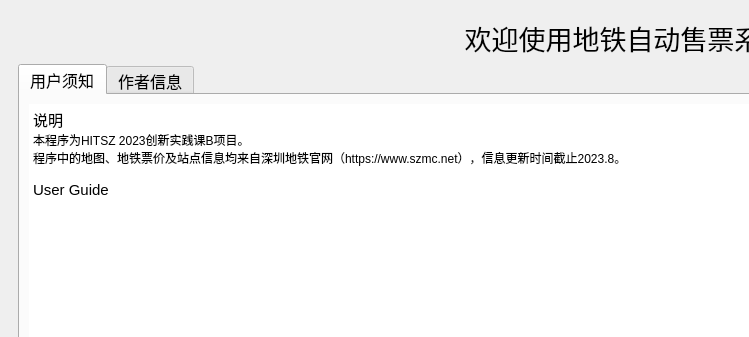
Before: the Qt Designer form mainwindow.ui in MaxwellJay256/MetroTicketingSystem, drawn with Qt 5; both pictures show x 0 to 749 and y 0 to 337 of the 1280 by 804 pixel window.
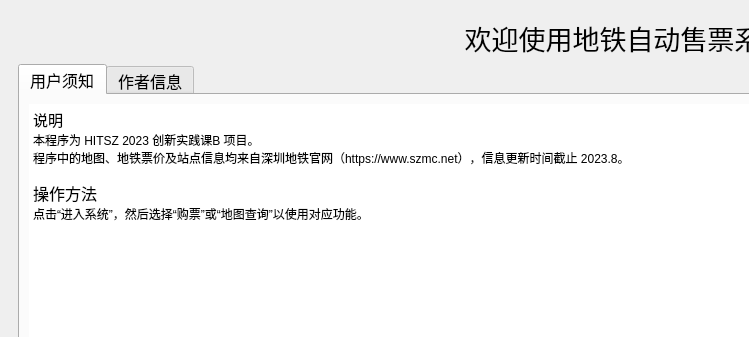
After: the same form once the commit is applied. The open tabs and pages were chosen to show the change. Icons and pictures are not drawn.

Commit message: ui: update Welcome Page

Patch:
```diff
--- a/mainwindow.ui
+++ b/mainwindow.ui
@@ -101,11 +101,11 @@
 li.checked::marker { content: &quot;\2612&quot;; }
 &lt;/style&gt;&lt;/head&gt;&lt;body style=&quot; font-family:'Microsoft YaHei UI'; font-size:12pt; font-weight:400; font-style:normal;&quot;&gt;
 &lt;p style=&quot; margin-top:0px; margin-bottom:0px; margin-left:0px; margin-right:0px; -qt-block-indent:0; text-indent:0px;&quot;&gt;&lt;span style=&quot; font-size:11pt;&quot;&gt;说明&lt;/span&gt;&lt;/p&gt;
-&lt;p style=&quot; margin-top:0px; margin-bottom:0px; margin-left:0px; margin-right:0px; -qt-block-indent:0; text-indent:0px;&quot;&gt;&lt;span style=&quot; font-size:9pt;&quot;&gt;本程序为HITSZ 2023创新实践课B项目。&lt;/span&gt;&lt;/p&gt;
-&lt;p style=&quot; margin-top:0px; margin-bottom:0px; margin-left:0px; margin-right:0px; -qt-block-indent:0; text-indent:0px;&quot;&gt;&lt;span style=&quot; font-size:9pt;&quot;&gt;程序中的地图、地铁票价及站点信息均来自深圳地铁官网（https://www.szmc.net），信息更新时间截止2023.8。&lt;/span&gt;&lt;/p&gt;
+&lt;p style=&quot; margin-top:0px; margin-bottom:0px; margin-left:0px; margin-right:0px; -qt-block-indent:0; text-indent:0px;&quot;&gt;&lt;span style=&quot; font-size:9pt;&quot;&gt;本程序为 HITSZ 2023 创新实践课B 项目。&lt;/span&gt;&lt;/p&gt;
+&lt;p style=&quot; margin-top:0px; margin-bottom:0px; margin-left:0px; margin-right:0px; -qt-block-indent:0; text-indent:0px;&quot;&gt;&lt;span style=&quot; font-size:9pt;&quot;&gt;程序中的地图、地铁票价及站点信息均来自深圳地铁官网（https://www.szmc.net），信息更新时间截止 2023.8。&lt;/span&gt;&lt;/p&gt;
 &lt;p style=&quot;-qt-paragraph-type:empty; margin-top:0px; margin-bottom:0px; margin-left:0px; margin-right:0px; -qt-block-indent:0; text-indent:0px; font-size:9pt;&quot;&gt;&lt;br /&gt;&lt;/p&gt;
-&lt;p style=&quot; margin-top:0px; margin-bottom:0px; margin-left:0px; margin-right:0px; -qt-block-indent:0; text-indent:0px;&quot;&gt;&lt;span style=&quot; font-size:11pt;&quot;&gt;User Guide&lt;/span&gt;&lt;/p&gt;
-&lt;p style=&quot;-qt-paragraph-type:empty; margin-top:0px; margin-bottom:0px; margin-left:0px; margin-right:0px; -qt-block-indent:0; text-indent:0px; font-size:11pt;&quot;&gt;&lt;br /&gt;&lt;/p&gt;&lt;/body&gt;&lt;/html&gt;</string>
+&lt;p style=&quot; margin-top:0px; margin-bottom:0px; margin-left:0px; margin-right:0px; -qt-block-indent:0; text-indent:0px;&quot;&gt;操作方法&lt;/p&gt;
+&lt;p style=&quot; margin-top:0px; margin-bottom:0px; margin-left:0px; margin-right:0px; -qt-block-indent:0; text-indent:0px;&quot;&gt;&lt;span style=&quot; font-size:9pt;&quot;&gt;点击“进入系统”，然后选择“购票”或“地图查询”以使用对应功能。&lt;/span&gt;&lt;/p&gt;&lt;/body&gt;&lt;/html&gt;</string>
               </property>
              </widget>
             </item>
```
Left out of the diff: 12 changed lines with no effect on the pictures.
